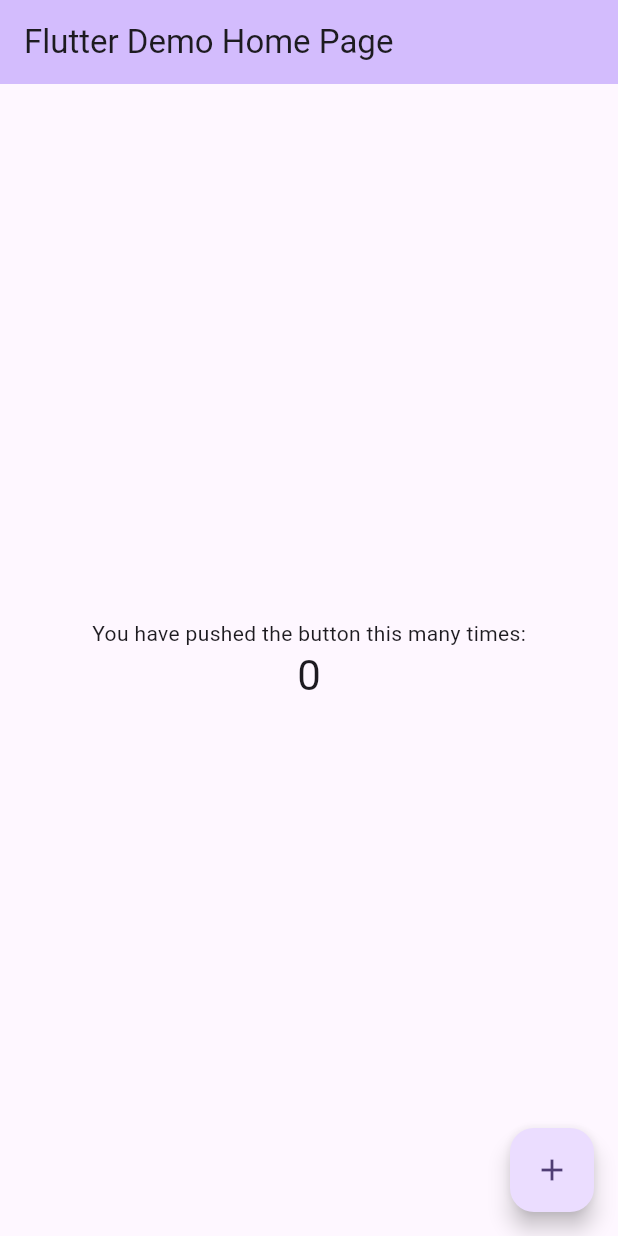
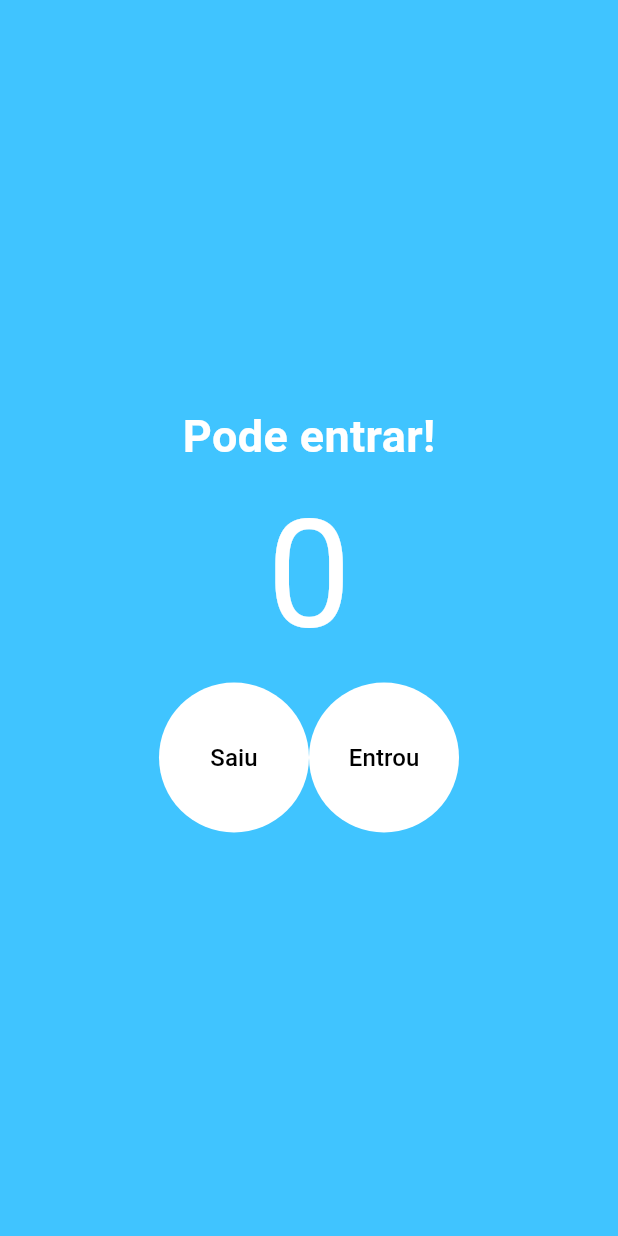
Before and after one commit to EmanuelSergio/Flutter, a Flutter app: the screen it shows after launch, on a phone screen of 412 x 824 dp. Run offline on Flutter 3.47's test engine with Material 3 defaults, Android fonts, the phone set to English and light mode, and no system bars.

Commit message:
Start Project

```diff
--- a/contador_pessoas/lib/main.dart
+++ b/contador_pessoas/lib/main.dart
@@ -1,122 +1,76 @@
 import 'package:flutter/material.dart';
 
 void main() {
-  runApp(const MyApp());
+  runApp(MyApp());
 }
 
 class MyApp extends StatelessWidget {
   const MyApp({super.key});
 
-  // This widget is the root of your application.
   @override
   Widget build(BuildContext context) {
-    return MaterialApp(
-      title: 'Flutter Demo',
-      theme: ThemeData(
-        // This is the theme of your application.
-        //
-        // TRY THIS: Try running your application with "flutter run". You'll see
-        // the application has a purple toolbar. Then, without quitting the app,
-        // try changing the seedColor in the colorScheme below to Colors.green
-        // and then invoke "hot reload" (save your changes or press the "hot
-        // reload" button in a Flutter-supported IDE, or press "r" if you used
-        // the command line to start the app).
-        //
-        // Notice that the counter didn't reset back to zero; the application
-        // state is not lost during the reload. To reset the state, use hot
-        // restart instead.
-        //
-        // This works for code too, not just values: Most code changes can be
-        // tested with just a hot reload.
-        colorScheme: ColorScheme.fromSeed(seedColor: Colors.deepPurple),
-      ),
-      home: const MyHomePage(title: 'Flutter Demo Home Page'),
-    );
+    return const MaterialApp(home: HomePage());
   }
 }
 
-class MyHomePage extends StatefulWidget {
-  const MyHomePage({super.key, required this.title});
+class HomePage extends StatelessWidget {
+  const HomePage({super.key});
 
-  // This widget is the home page of your application. It is stateful, meaning
-  // that it has a State object (defined below) that contains fields that affect
-  // how it looks.
-
-  // This class is the configuration for the state. It holds the values (in this
-  // case the title) provided by the parent (in this case the App widget) and
-  // used by the build method of the State. Fields in a Widget subclass are
-  // always marked "final".
-
-  final String title;
-
-  @override
-  State<MyHomePage> createState() => _MyHomePageState();
+  void decrement() {
+    print("Decrementing value");
   }
 
-class _MyHomePageState extends State<MyHomePage> {
-  int _counter = 0;
-
-  void _incrementCounter() {
-    setState(() {
-      // This call to setState tells the Flutter framework that something has
-      // changed in this State, which causes it to rerun the build method below
-      // so that the display can reflect the updated values. If we changed
-      // _counter without calling setState(), then the build method would not be
-      // called again, and so nothing would appear to happen.
-      _counter++;
-    });
+  void increment() {
+    print("Incrementing value");
   }
 
   @override
   Widget build(BuildContext context) {
-    // This method is rerun every time setState is called, for instance as done
-    // by the _incrementCounter method above.
-    //
-    // The Flutter framework has been optimized to make rerunning build methods
-    // fast, so that you can just rebuild anything that needs updating rather
-    // than having to individually change instances of widgets.
     return Scaffold(
-      appBar: AppBar(
-        // TRY THIS: Try changing the color here to a specific color (to
-        // Colors.amber, perhaps?) and trigger a hot reload to see the AppBar
-        // change color while the other colors stay the same.
-        backgroundColor: Theme.of(context).colorScheme.inversePrimary,
-        // Here we take the value from the MyHomePage object that was created by
-        // the App.build method, and use it to set our appbar title.
-        title: Text(widget.title),
+      backgroundColor: Colors.lightBlueAccent,
+      body: Column(
+        mainAxisAlignment: MainAxisAlignment.center,
+        children: [
+          const Text(
+            "Pode entrar!",
+            style: TextStyle(
+              color: Colors.white,
+              fontSize: 30,
+              fontWeight: FontWeight.w700,
             ),
-      body: Center(
-        // Center is a layout widget. It takes a single child and positions it
-        // in the middle of the parent.
-        child: Column(
-          // Column is also a layout widget. It takes a list of children and
-          // arranges them vertically. By default, it sizes itself to fit its
-          // children horizontally, and tries to be as tall as its parent.
-          //
-          // Column has various properties to control how it sizes itself and
-          // how it positions its children. Here we use mainAxisAlignment to
-          // center the children vertically; the main axis here is the vertical
-          // axis because Columns are vertical (the cross axis would be
-          // horizontal).
-          //
-          // TRY THIS: Invoke "debug painting" (choose the "Toggle Debug Paint"
-          // action in the IDE, or press "p" in the console), to see the
-          // wireframe for each widget.
+          ),
+          const Text("0", style: TextStyle(color: Colors.white, fontSize: 100)),
+          Row(
             mainAxisAlignment: MainAxisAlignment.center,
-          children: <Widget>[
-            const Text('You have pushed the button this many times:'),
-            Text(
-              '$_counter',
-              style: Theme.of(context).textTheme.headlineMedium,
+            children: [
+              TextButton(
+                style: TextButton.styleFrom(
+                  backgroundColor: Colors.white,
+                  fixedSize: const Size(100, 100),
+                  foregroundColor: Colors.black,
+                ),
+                onPressed: decrement,
+                child: Text(
+                  "Saiu",
+                  style: TextStyle(color: Colors.black, fontSize: 16),
+                ),
+              ),
+              TextButton(
+                style: TextButton.styleFrom(
+                  backgroundColor: Colors.white,
+                  fixedSize: const Size(100, 100),
+                  foregroundColor: Colors.black,
+                ),
+                onPressed: increment,
+                child: Text(
+                  "Entrou",
+                  style: TextStyle(color: Colors.black, fontSize: 16),
+                ),
               ),
             ],
           ),
+        ],
       ),
-      floatingActionButton: FloatingActionButton(
-        onPressed: _incrementCounter,
-        tooltip: 'Increment',
-        child: const Icon(Icons.add),
-      ), // This trailing comma makes auto-formatting nicer for build methods.
     );
   }
 }
```
Also changed, not shown: todo_list/analysis_options.yaml (added, +28 -0 lines), todo_list/lib/main.dart (added, +122 -0 lines), todo_list/pubspec.yaml (added, +89 -0 lines), todo_list/pubspec.lock (added), 126 other files. Lines whose indentation alone changed are shown as unchanged.
